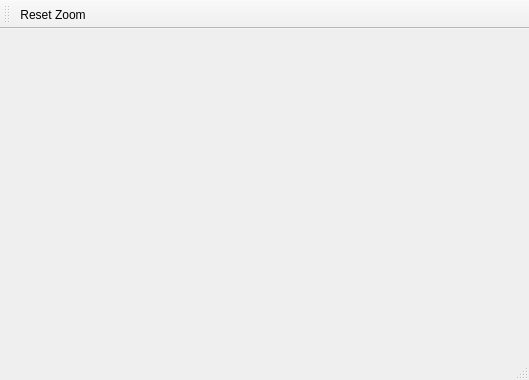
Before: the Qt Designer form PlotWindow.ui in pvd/SerialPlot, drawn with Qt 5.
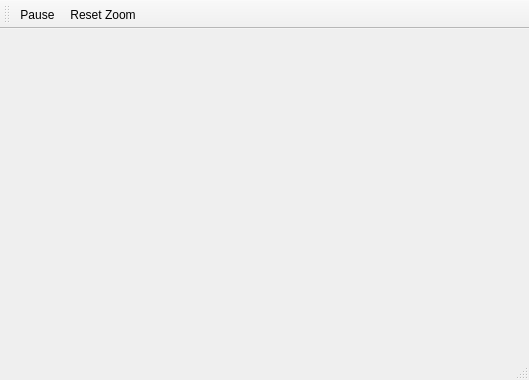
After: the same form once the commit is applied.

```diff
--- a/PlotWindow.ui
+++ b/PlotWindow.ui
@@ -41,6 +41,7 @@
    <attribute name="toolBarBreak">
     <bool>false</bool>
    </attribute>
+   <addaction name="actionPause"/>
    <addaction name="actionResetZoom"/>
   </widget>
   <action name="actionResetZoom">
@@ -48,6 +49,14 @@
     <string>Reset Zoom</string>
    </property>
   </action>
+  <action name="actionPause">
+   <property name="checkable">
+    <bool>true</bool>
+   </property>
+   <property name="text">
+    <string>Pause</string>
+   </property>
+  </action>
  </widget>
  <resources/>
  <connections/>
```
Left out of the diff: 10 changed lines with no effect on the pictures.
